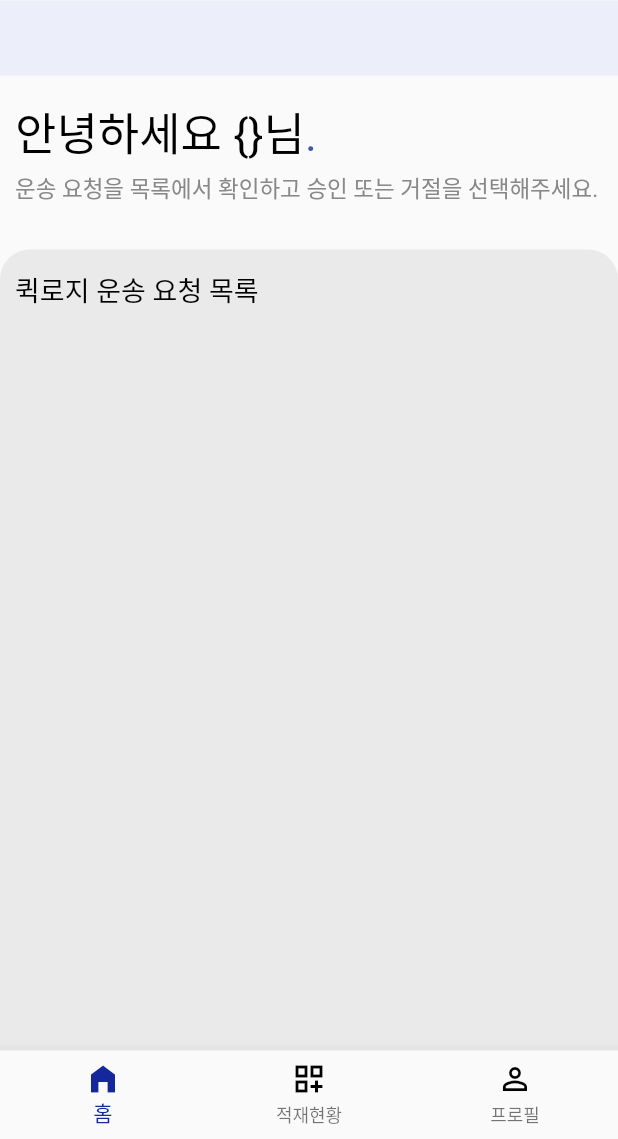
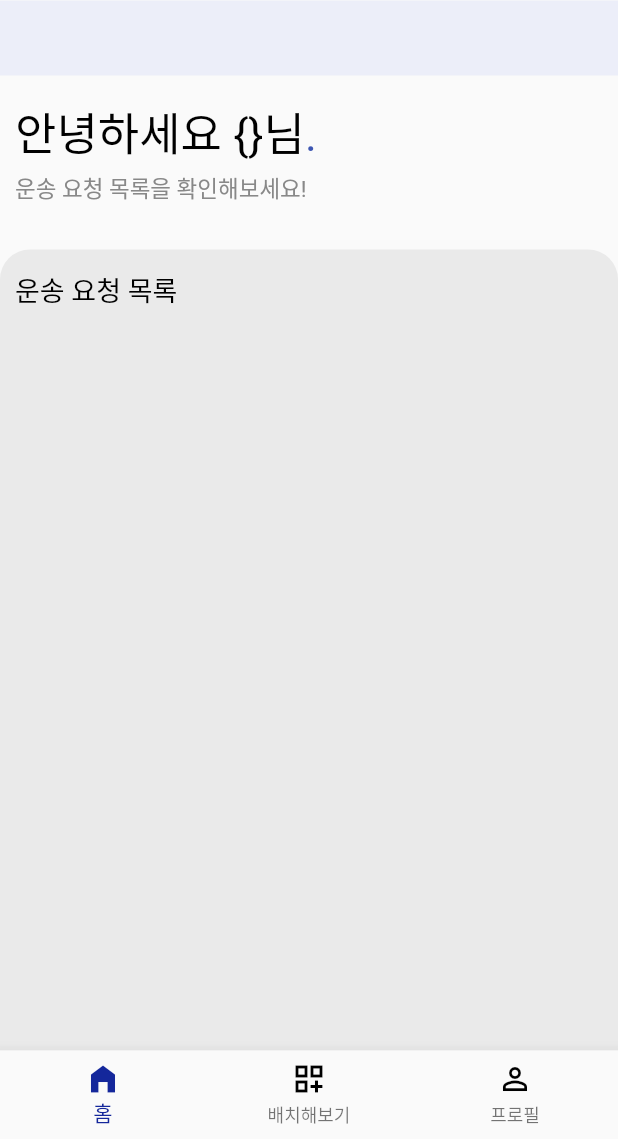
Before and after one commit to minseonkkim/QuickLogi, a Flutter app: the screen it shows after launch, after a tap on "홈 화면 보기(임시 버튼)", on a phone screen of 412 x 824 dp, the part 97-1236 px from its top. Run offline on Flutter 3.47's test engine with Material 2 defaults, Android fonts, the phone set to English and light mode, and no system bars; our stand-ins replace firebase_auth, firebase_core, get; accounts and stored records are empty; network calls fail; Roboto replaces fonts that are missing (MontserratVariable, Pretendard, PretendardBold).

Commit message:
스플래시 화면 컬러 수정, 메인화면 단어 수정

```diff
--- a/companyapp/lib/main.dart
+++ b/companyapp/lib/main.dart
@@ -31,7 +31,7 @@ class MyApp extends StatelessWidget {
         ),
         GetPage(name: '/MainScreen', page: () => MainScreen()),
         GetPage(name: '/HomeScreen', page: () => HomeScreen()),
-        GetPage(name: '/RequestListScreen', page: () => RequestListScreen()),
+        GetPage(name: '/RequestListScreen', page: () => const RequestListScreen()),
         GetPage(name: '/ProfileScreen', page: () => ProfileScreen()),
       ],
     );
--- a/companyapp/lib/screens/home_screen.dart
+++ b/companyapp/lib/screens/home_screen.dart
@@ -68,7 +68,7 @@ class HomeScreen extends StatelessWidget {
                 height: 5,
               ),
               Text(
-                '운송 요청을 목록에서 확인하고 승인 또는 거절을 선택해주세요.',
+                '운송 요청 목록을 확인해보세요!',
                 style: TextStyle(
                     fontFamily: 'Pretendard', color: GREY1, fontSize: 15),
               ),
@@ -130,7 +130,7 @@ class HomeScreen extends StatelessWidget {
                   crossAxisAlignment: CrossAxisAlignment.start,
                   children: [
                     Text(
-                      '퀵로지 운송 요청 목록',
+                      '운송 요청 목록',
                       style: TextStyle(
                           fontFamily: 'PretendardBold',
                           color: Colors.black,
--- a/companyapp/lib/screens/main_screen.dart
+++ b/companyapp/lib/screens/main_screen.dart
@@ -57,7 +57,7 @@ class _MainScreenState extends State<MainScreen> {
                       Icons.dashboard_customize_outlined,
                       color: Colors.black,
                     ),
-              label: '적재현황'),
+              label: '배치해보기'),
           BottomNavigationBarItem(
               icon: _selectedIndex == 2
                   ? Icon(Icons.person, color: MAINCOLOR)
--- a/companyapp/lib/screens/splash_screen.dart
+++ b/companyapp/lib/screens/splash_screen.dart
@@ -13,7 +13,7 @@ class SplashScreen extends StatelessWidget {
   Widget build(BuildContext context) {
     return Scaffold(
       body: Container(
-        color: MAINCOLOR,
+        color: Colors.white,
         width: double.infinity,
         height: double.infinity,
         child: Stack(children: [
@@ -30,7 +30,7 @@ class SplashScreen extends StatelessWidget {
                         fontVariations: <FontVariation>[
                           FontVariation('wght', 600.0)
                         ],
-                        color: Colors.white,
+                        color: MAINCOLOR,
                         fontSize: 20),
                   ),
                   RichText(
@@ -42,7 +42,7 @@ class SplashScreen extends StatelessWidget {
                           fontVariations: <FontVariation>[
                             FontVariation('wght', 700.0)
                           ],
-                          color: Colors.white,
+                          color: MAINCOLOR,
                           fontSize: 38),
                     ),
                     TextSpan(
@@ -85,7 +85,7 @@ class SplashScreen extends StatelessWidget {
                       '퀵로지컴프 시작하기',
                       style: TextStyle(
                           fontFamily: 'MontserratVariable',
-                          color: Colors.white,
+                          color: MAINCOLOR,
                           fontSize: 15),
                     ),
                   ),
@@ -97,7 +97,7 @@ class SplashScreen extends StatelessWidget {
                         '로그인하기',
                         style: TextStyle(
                             fontFamily: 'MontserratVariable',
-                            color: Colors.white,
+                            color: MAINCOLOR,
                             fontSize: 15),
                       ))
                 ],
```
